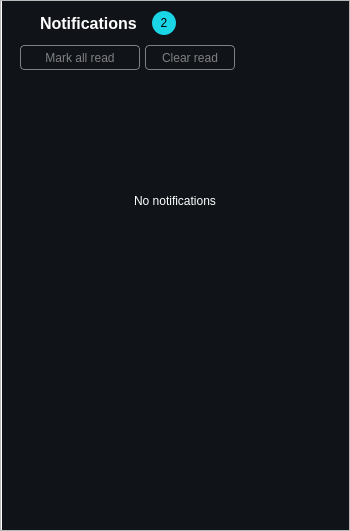
First picture: the form in alertsdialog.ui, repository drillarium/FrameFlow, before the edit.
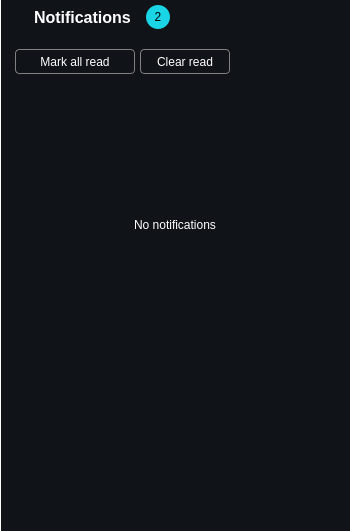
Second picture: the form after the edit. Icons and pictures are not drawn.

Commit message: Alerts dialog and widgets

What changed in the file:
```diff
--- a/alertsdialog.ui
+++ b/alertsdialog.ui
@@ -14,7 +14,7 @@
    <string>AlertsDialog</string>
   </property>
   <property name="styleSheet">
-   <string notr="true">#mainAlertsWidget {
+   <string notr="true">#alertsMainWidget {
   background: #101318;
   border-left: 1px solid white;
   border-top: none;
@@ -22,6 +22,10 @@
   border-bottom: none;
 }
 
+#mainAlertsWidget {
+   background: #101318;
+}
+
 #titleLabel {
   color: white;
 }
@@ -32,14 +36,15 @@
   border-radius: 12px;
 }
 
-QPushButton {
-  color: grey;
+#clearAllButon, #markAllButton {
+  color: white;
+  background: transparent;
   border: 1px solid grey;
   border-radius: 4px;
 }
 
-#closeButton {
-  border: 0px solid transparent;
+#clearAllButon:hover, #markAllButton:hover {
+  background: grey;
 }
 
 #noNotAlerts {
@@ -68,52 +73,22 @@
     <number>0</number>
    </property>
    <item>
-    <widget class="QScrollArea" name="scrollArea">
-     <property name="widgetResizable">
-      <bool>true</bool>
-     </property>
-     <widget class="QWidget" name="scrollAreaWidgetContents">
-      <property name="geometry">
-       <rect>
-        <x>0</x>
-        <y>0</y>
-        <width>348</width>
-        <height>529</height>
-       </rect>
-      </property>
-      <layout class="QVBoxLayout" name="verticalLayout_3">
+    <widget class="QWidget" name="alertsMainWidget" native="true">
+     <layout class="QVBoxLayout" name="verticalLayout_5">
        <property name="spacing">
-        <number>0</number>
+       <number>5</number>
        </property>
        <property name="leftMargin">
-        <number>0</number>
+       <number>5</number>
        </property>
        <property name="topMargin">
-        <number>0</number>
+       <number>5</number>
        </property>
        <property name="rightMargin">
-        <number>0</number>
+       <number>5</number>
        </property>
        <property name="bottomMargin">
-        <number>0</number>
-       </property>
-       <item>
-        <widget class="QWidget" name="mainAlertsWidget" native="true">
-         <layout class="QVBoxLayout" name="verticalLayout_2">
-          <property name="spacing">
-           <number>10</number>
-          </property>
-          <property name="leftMargin">
-           <number>10</number>
-          </property>
-          <property name="topMargin">
-           <number>10</number>
-          </property>
-          <property name="rightMargin">
-           <number>10</number>
-          </property>
-          <property name="bottomMargin">
-           <number>1</number>
+       <number>5</number>
           </property>
           <item>
            <widget class="QWidget" name="headerAlertsWidget" native="true">
@@ -261,16 +236,16 @@
               <number>5</number>
              </property>
              <property name="leftMargin">
-              <number>9</number>
+          <number>10</number>
              </property>
              <property name="topMargin">
-              <number>0</number>
+          <number>15</number>
              </property>
              <property name="rightMargin">
-              <number>9</number>
+          <number>10</number>
              </property>
              <property name="bottomMargin">
-              <number>0</number>
+          <number>15</number>
              </property>
              <item>
               <widget class="QPushButton" name="markAllButton">
@@ -347,6 +322,24 @@
            </widget>
           </item>
           <item>
+       <widget class="QWidget" name="mainAlertsWidget" native="true">
+        <layout class="QVBoxLayout" name="verticalLayout_2">
+         <property name="spacing">
+          <number>10</number>
+         </property>
+         <property name="leftMargin">
+          <number>10</number>
+         </property>
+         <property name="topMargin">
+          <number>10</number>
+         </property>
+         <property name="rightMargin">
+          <number>10</number>
+         </property>
+         <property name="bottomMargin">
+          <number>1</number>
+         </property>
+         <item>
            <widget class="QWidget" name="noAlertsWidget" native="true">
             <property name="minimumSize">
              <size>
@@ -413,9 +406,6 @@
             <property name="focusPolicy">
              <enum>Qt::FocusPolicy::NoFocus</enum>
             </property>
-            <property name="verticalScrollBarPolicy">
-             <enum>Qt::ScrollBarPolicy::ScrollBarAlwaysOff</enum>
-            </property>
             <property name="horizontalScrollBarPolicy">
              <enum>Qt::ScrollBarPolicy::ScrollBarAlwaysOff</enum>
             </property>
@@ -427,24 +417,10 @@
             </property>
            </widget>
           </item>
-          <item>
-           <spacer name="verticalSpacer">
-            <property name="orientation">
-             <enum>Qt::Orientation::Vertical</enum>
-            </property>
-            <property name="sizeHint" stdset="0">
-             <size>
-              <width>20</width>
-              <height>40</height>
-             </size>
-            </property>
-           </spacer>
-          </item>
          </layout>
         </widget>
        </item>
       </layout>
-     </widget>
     </widget>
    </item>
   </layout>
```
Lines whose indentation alone changed are shown as unchanged. The commit also changes 12 other files.
